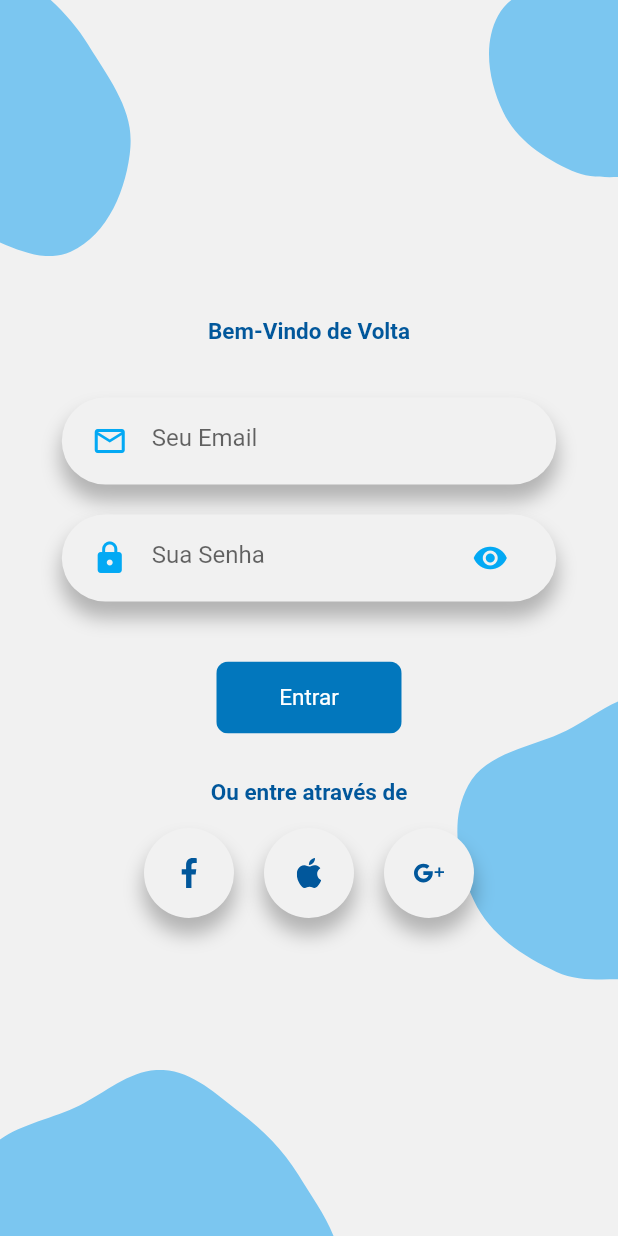
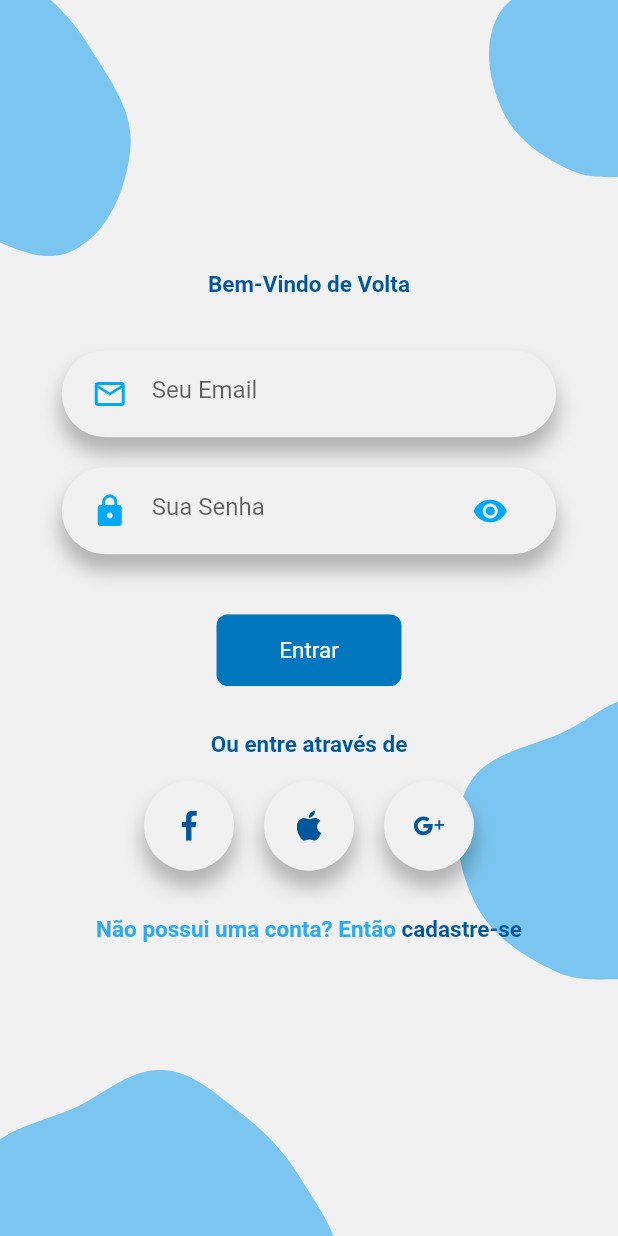
Before and after one commit to MatheusXavier15/Daily, a Flutter app: the screen it shows after launch, after a tap on "Entrar", on a phone screen of 412 x 824 dp. Run offline on Flutter 3.47's test engine with Material 2 defaults, Android fonts, the light colour scheme and no system bars; our stand-ins replace charts_flutter, flutter_svg, shared_preferences, sqflite; accounts and stored records are empty.

Commit message:
fix name / feature add cadastrar link

```diff
--- a/lib/screens/home/homeScreen.dart
+++ b/lib/screens/home/homeScreen.dart
@@ -3,6 +3,7 @@ import 'package:Daily/screens/widgets/library-box/box.dart';
 import 'package:Daily/screens/widgets/library-box/librarybox.dart';
 import 'package:flutter/cupertino.dart';
 import 'package:flutter/material.dart';
+import 'package:shared_preferences/shared_preferences.dart';
 
 import '../../constants.dart';
 import 'widgets/daymarks.dart';
--- a/lib/screens/login/loginBody/login_body.dart
+++ b/lib/screens/login/loginBody/login_body.dart
@@ -122,7 +122,32 @@ class _LoginBodyState extends State<LoginBody> {
                     press: () {},
                   ),
                 ],
-              )
+              ),
+              Padding(
+                padding: const EdgeInsets.only(top: 30.0, bottom: 15),
+                child: Row(
+                  mainAxisAlignment: MainAxisAlignment.center,
+                  children: [
+                    const Text(
+                      "Não possui uma conta? Então",
+                      style: TextStyle(
+                          color: selectedBottomIcon,
+                          fontSize: 15,
+                          fontWeight: FontWeight.w700),
+                    ),
+                    InkWell(
+                      child: const Text(
+                        " cadastre-se",
+                        style: TextStyle(
+                            color: deleteTile,
+                            fontSize: 15,
+                            fontWeight: FontWeight.w700),
+                      ),
+                      onTap: () {},
+                    ),
+                  ],
+                ),
+              ),
             ],
           ),
         ),
--- a/pubspec.yaml
+++ b/pubspec.yaml
@@ -18,6 +18,7 @@ dependencies:
       path: charts_flutter
   shared_preferences: ^2.0.7
   sqflite: ^2.0.0+4
+  splashscreen: ^1.3.5
 
 dev_dependencies:
   flutter_test:
```
Also changed, not shown: pubspec.lock, 14 other files.
